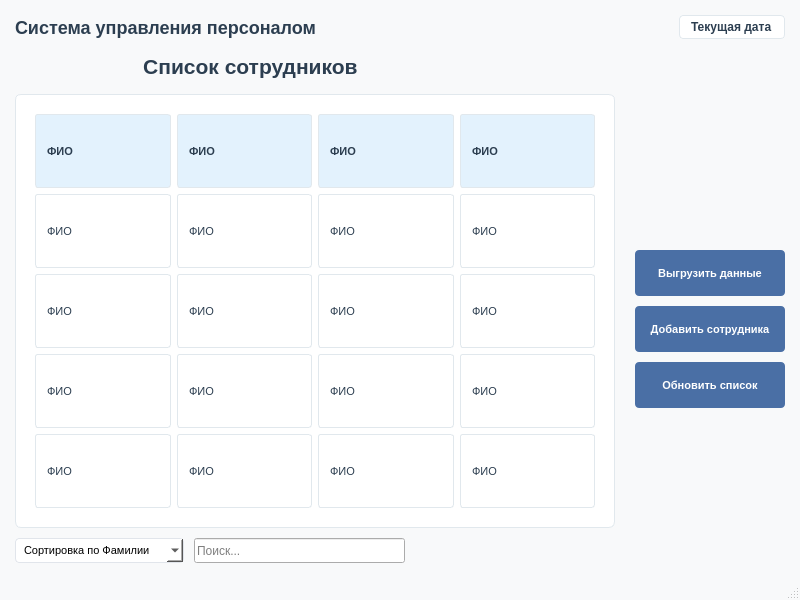
The window that UI/Admin/Список сотрудников переделанная.ui (Ainyr-Akhmadishin/Hotel_management_system) describes before a commit, drawn with Qt 5.
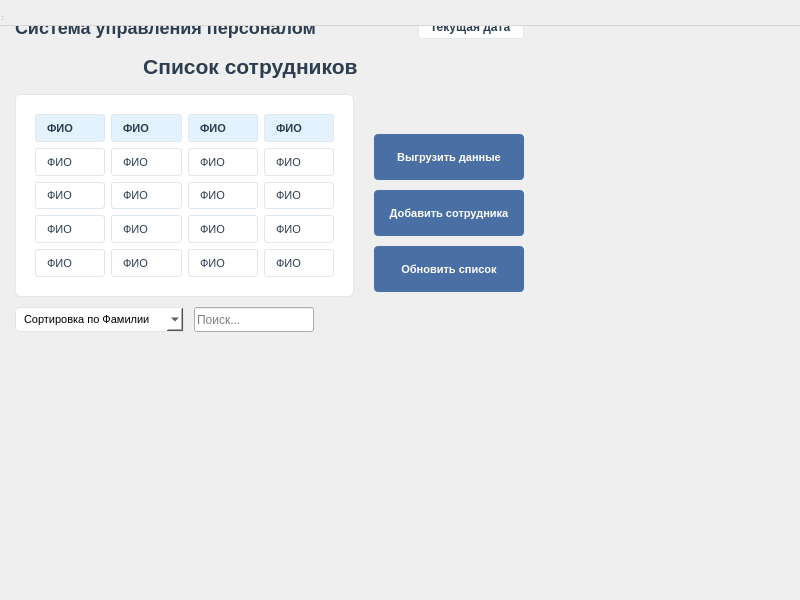
The same window after the commit.

```diff
--- a/UI/Admin/Список сотрудников переделанная.ui
+++ b/UI/Admin/Список сотрудников переделанная.ui
@@ -1,7 +1,7 @@
 <?xml version="1.0" encoding="UTF-8"?>
 <ui version="4.0">
  <class>MainWindow</class>
- <widget class="QMainWindow" name="MainWindow">
+ <widget class="QDialog" name="MainWindow">
   <property name="geometry">
    <rect>
     <x>0</x>
```
